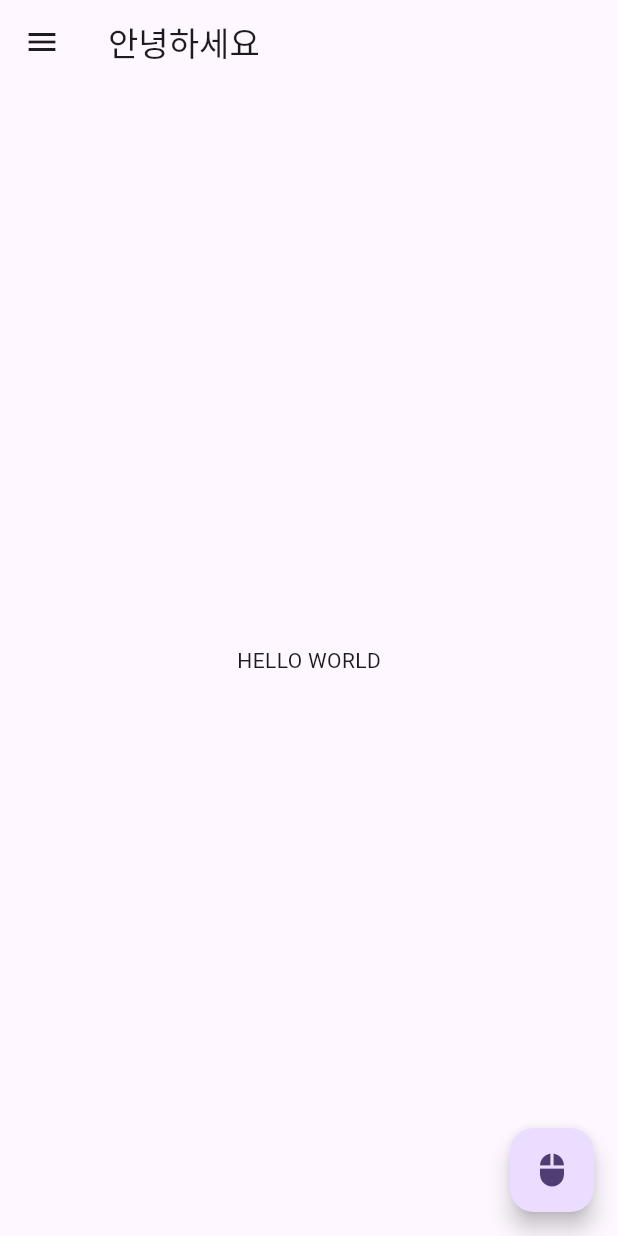
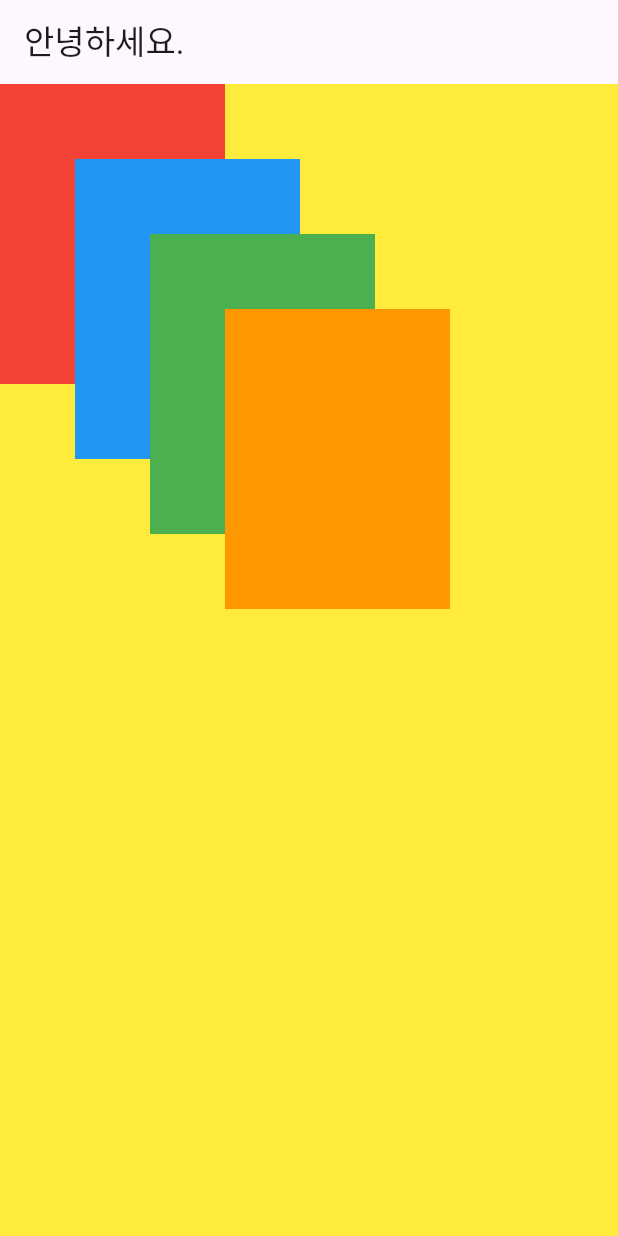
Before and after one commit to jjungwooseo/Flutter, a Flutter app: the screen it shows after launch, on a phone screen of 412 x 824 dp. Run offline on Flutter 3.47's test engine with Material 3 defaults, Android fonts, the phone set to English and light mode, and no system bars.

Commit message:
도형_2

```diff
--- a/lib/main.dart
+++ b/lib/main.dart
@@ -1,4 +1,5 @@
 import 'package:flutter/material.dart';
+import 'stack.dart';
 
 void main() {
   runApp(const MyApp());
@@ -20,41 +21,3 @@ class MyApp extends StatelessWidget {
     );
   }
 }
-
-class MyHomePage extends StatefulWidget {
-  const MyHomePage({super.key});
-
-  @override
-  State<MyHomePage> createState() => _MyHomePageState();
-}
-
-class _MyHomePageState extends State<MyHomePage> {
-  @override
-  Widget build(BuildContext context) {
-    return Scaffold(
-      appBar: AppBar(
-        title: const Text("안녕하세요"),
-      ),
-      drawer: Drawer(
-        child: ListView(
-          padding: EdgeInsets.zero,
-          children: const <Widget>[
-            ListTile(
-              title: Text("Menu 1"),
-            ),
-            DrawerHeader(
-                decoration: BoxDecoration(
-                  color: Colors.blue,
-                ),
-                child: Text("Drawer Header Part"))
-          ],
-        ),
-      ),
-      body: const Center(child: Text("HELLO WORLD")),
-      floatingActionButton: FloatingActionButton(
-        onPressed: () => print("click click"),
-        child: const Icon(Icons.mouse),
-      ),
-    );
-  }
-}
--- /dev/null
+++ b/lib/my_first_page.dart
@@ -0,0 +1,40 @@
+import 'package:flutter/material.dart';
+
+
+class MyHomePage extends StatefulWidget {
+  const MyHomePage({super.key});
+
+  @override
+  State<MyHomePage> createState() => _MyHomePageState();
+}
+
+class _MyHomePageState extends State<MyHomePage> {
+  @override
+  Widget build(BuildContext context) {
+    return Scaffold(
+      appBar: AppBar(
+        title: const Text("안녕하세요"),
+      ),
+      drawer: Drawer(
+        child: ListView(
+          padding: EdgeInsets.zero,
+          children: const <Widget>[
+            ListTile(
+              title: Text("Menu 1"),
+            ),
+            DrawerHeader(
+                decoration: BoxDecoration(
+                  color: Colors.blue,
+                ),
+                child: Text("Drawer Header Part"))
+          ],
+        ),
+      ),
+      body: const Center(child: Text("HELLO WORLD")),
+      floatingActionButton: FloatingActionButton(
+        onPressed: () => print("click click"),
+        child: const Icon(Icons.mouse),
+      ),
+    );
+  }
+}
--- /dev/null
+++ b/lib/stack.dart
@@ -0,0 +1,52 @@
+import 'package:flutter/material.dart';
+
+class MyHomePage extends StatefulWidget {
+  const MyHomePage({super.key});
+
+  @override
+  State<MyHomePage> createState() => _MyHomePageState();
+}
+
+class _MyHomePageState extends State<MyHomePage> {
+  @override
+  Widget build(BuildContext context) {
+    return Scaffold(
+      appBar:AppBar(
+        title:const Text("안녕하세요."),
+      ),
+      body:Container(
+          width:  MediaQuery.of(context).size.width,
+          height:MediaQuery.of(context).size.height,
+          color: Colors.yellow,
+          child: Stack(
+            children: [
+              Container(
+                width:150,
+                height:200,
+                color:Colors.red,
+              ),
+              Container(
+                width:150,
+                height:200,
+                margin:const EdgeInsets.only(top:50,left:50),
+                color: Colors.blue,
+              ),
+              Container(
+                width:150,
+                height:200,
+                margin: const EdgeInsets.only(top: 100, left: 100),
+                color:Colors.green,
+
+              ),
+              Container(
+                width:150,
+                height:200,
+                margin: const EdgeInsets.only(top: 150, left: 150),
+                color:Colors.orange,
+              ),
+            ],
+          ),
+      )
+    );
+  }
+}
```
Also changed, not shown: lib/column_row.dart (added, +49 -0 lines), 1 other file.
